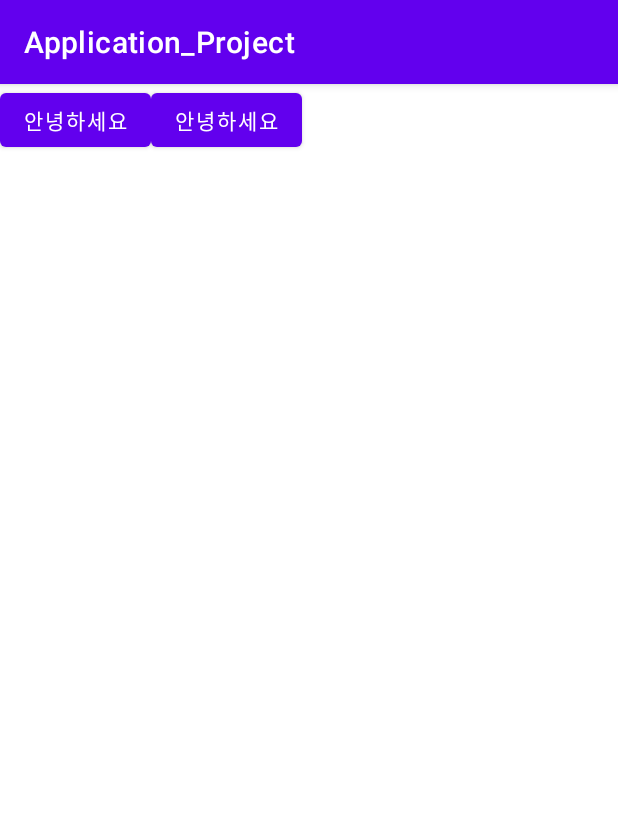
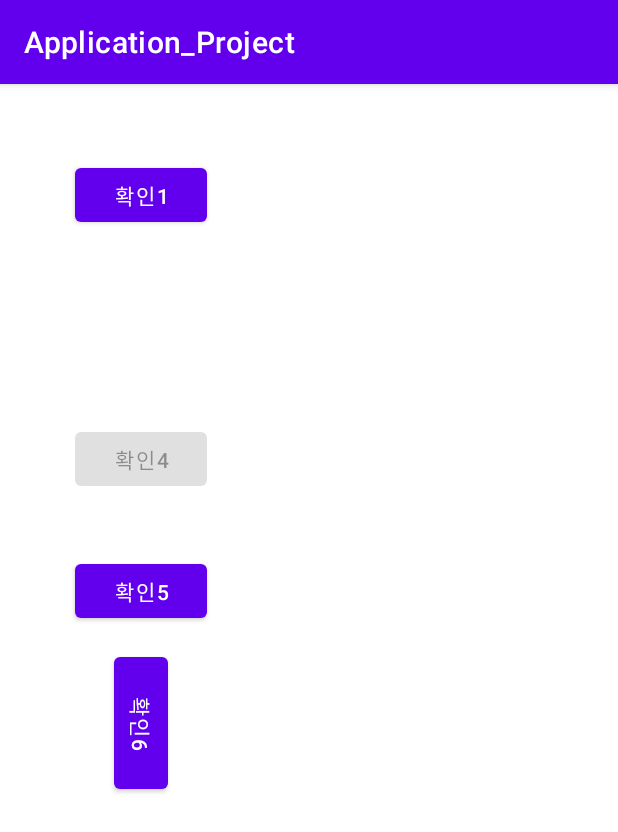
Before and after one commit to KimWoongwon/3A_2, an Android app: the MainActivity_210908 screen opened directly, with no data from a screen before it, on a phone screen of 412 x 824 dp. Shown: the top 832 px of the screen. Run offline under Robolectric (Android 15) with nearby library versions, the phone set to English and light mode, and no system bars.

Commit message:
Update 210908 Android

```diff
--- a/Class_Android/210908/app/src/main/java/com/example/application_project/MainActivity_210908.java
+++ b/Class_Android/210908/app/src/main/java/com/example/application_project/MainActivity_210908.java
@@ -7,32 +7,38 @@ import android.view.View;
 import android.widget.Button;
 import android.widget.Toast;
 
-public class MainActivity_210908 extends AppCompatActivity {
+public class MainActivity_210908 extends AppCompatActivity
+{
 
     Button button1;
     Button button2;
 
     @Override
-    protected void onCreate(Bundle savedInstanceState) {
+    protected void onCreate(Bundle savedInstanceState)
+    {
         super.onCreate(savedInstanceState);
         setContentView(R.layout.activity_main210908);
 
-        button1 = (Button)findViewById(R.id.btn1);
-        button2 = (Button)findViewById(R.id.btn2);
-
-        button1.setOnClickListener(new View.OnClickListener() {
-            @Override
-            public void onClick(View view) {
-                Toast.makeText(getApplicationContext(), "1번이 눌렸어요~", Toast.LENGTH_SHORT).show();
-            }
-        });
-
-        button2.setOnClickListener(new View.OnClickListener() {
-            @Override
-            public void onClick(View view) {
-                Toast.makeText(getApplicationContext(), "2번이 눌렸어요~", Toast.LENGTH_SHORT).show();
-            }
-        });
+//        button1 = (Button)findViewById(R.id.btn1);
+//        button2 = (Button)findViewById(R.id.btn2);
+//
+//        button1.setOnClickListener(new View.OnClickListener()
+//        {
+//            @Override
+//            public void onClick(View view)
+//            {
+//                Toast.makeText(getApplicationContext(), "1번이 눌렸어요~", Toast.LENGTH_SHORT).show();
+//            }
+//        });
+//
+//        button2.setOnClickListener(new View.OnClickListener()
+//        {
+//            @Override
+//            public void onClick(View view)
+//            {
+//                Toast.makeText(getApplicationContext(), "2번이 눌렸어요~", Toast.LENGTH_SHORT).show();
+//            }
+//        });
 
 
 
--- a/Class_Android/210908/app/src/main/res/layout/activity_main210908.xml
+++ b/Class_Android/210908/app/src/main/res/layout/activity_main210908.xml
@@ -5,19 +5,112 @@
     android:layout_width="match_parent"
     android:layout_height="match_parent"
     tools:context=".MainActivity_210908"
+    android:orientation="vertical"
+    android:padding="30dp"
     >
 
-    <Button
+    <!--region Add ID-->
+    <!--<Button
         android:layout_width="wrap_content"
         android:layout_height="wrap_content"
-        android:text="안녕하세요"
+        android:text="Hello"
         android:id="@+id/btn1"/>
 
     <Button
         android:layout_width="wrap_content"
         android:layout_height="wrap_content"
         android:text="안녕하세요"
-        android:id="@+id/btn2"/>
+        android:id="@+id/btn2"/>-->
+    <!--endregion-->
 
+    <!--region OtherControl-->
+    <!--<TextView
+        android:layout_width="wrap_content"
+        android:layout_height="wrap_content"
+        android:text="성별 선택"
+        android:id="@+id/textView1"/>
+
+    <RadioButton
+        android:layout_width="wrap_content"
+        android:layout_height="wrap_content"
+        android:text="여성"
+        android:id="@+id/radio1"/>
+
+    <RadioButton
+        android:layout_width="wrap_content"
+        android:layout_height="wrap_content"
+        android:text="남성"
+        android:id="@+id/radio2"/>-->
+    <!--endregion-->
+
+    <!--region Size Control & Color-->
+    <!--<Button
+        android:layout_width="wrap_content"
+        android:layout_height="match_parent"
+        android:text="안녕하세요"
+        android:backgroundTint="#00ff00"/>
+
+    <Button
+        android:layout_width="300px"
+        android:layout_height="400px"
+        android:text="안녕하세요"
+        android:backgroundTint="@color/black"/>-->
+    <!--endregion-->
+
+    <!--region Margin & Padding-->
+    <!--<TextView
+        android:layout_width="wrap_content"
+        android:layout_height="wrap_content"
+        android:text="아래에 이름을 입력하세요"
+        android:layout_margin="20dp"/>
+    <EditText
+        android:layout_width="wrap_content"
+        android:layout_height="wrap_content"
+        android:hint="여기에 채우세요"
+        android:layout_margin="20dp"/>
+    <Button
+        android:layout_width="wrap_content"
+        android:layout_height="wrap_content"
+        android:layout_margin="20dp"
+        android:text="확인" />-->
+    <!--endregion-->
+
+    <!--region Margin & Padding-->
+    <Button
+        android:layout_width="wrap_content"
+        android:layout_height="wrap_content"
+        android:layout_margin="20dp"
+        android:text="확인1" />
+    <Button
+        android:layout_width="wrap_content"
+        android:layout_height="wrap_content"
+        android:layout_margin="20dp"
+        android:text="확인2"
+        android:visibility="invisible"/>
+    <Button
+        android:layout_width="wrap_content"
+        android:layout_height="wrap_content"
+        android:layout_margin="20dp"
+        android:text="확인3"
+        android:visibility="gone"/>
+    <Button
+        android:layout_width="wrap_content"
+        android:layout_height="wrap_content"
+        android:layout_margin="20dp"
+        android:text="확인4"
+        android:enabled="false"/>
+    <Button
+        android:layout_width="wrap_content"
+        android:layout_height="wrap_content"
+        android:layout_margin="20dp"
+        android:text="확인5"
+        android:clickable="false"/>
+    <Button
+        android:layout_width="wrap_content"
+        android:layout_height="wrap_content"
+        android:layout_margin="20dp"
+        android:text="확인6"
+        android:rotation="90"/>
+    <!--endregion-->
 
 </LinearLayout>
```
